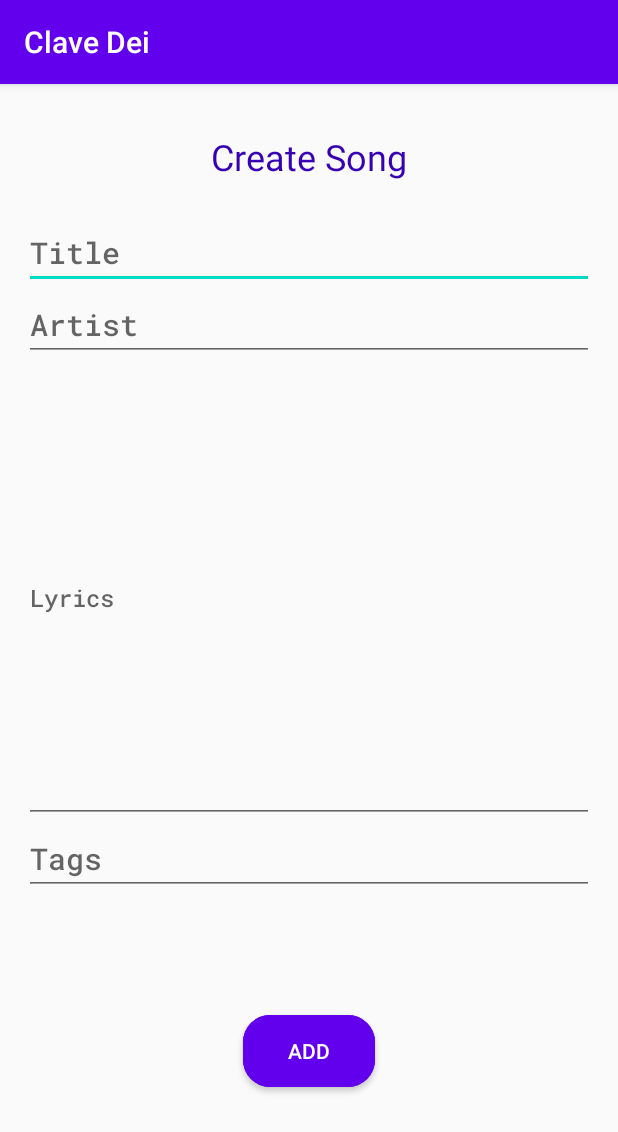
After one commit to melisgb/CancioneroCatolico, an Android app: the EditSongActivity screen opened directly, with no data from a screen before it, on a phone screen of 412 x 824 dp. The commit adds this screen. Shown: the top 1132 px of the screen. Run offline under Robolectric (Android 15) with nearby library versions, the phone set to English and light mode, and no system bars.

Commit message:
CreateSong Layout designed
Create/Edit song layout implemented
- It only needs to save into DB

```diff
--- a/app/src/main/AndroidManifest.xml
+++ b/app/src/main/AndroidManifest.xml
@@ -9,7 +9,8 @@
         android:roundIcon="@mipmap/ic_launcher_round"
         android:supportsRtl="true"
         android:theme="@style/AppTheme">
-        <activity android:name=".ViewSpecificListActivity"></activity>
+        <activity android:name=".EditSongActivity"></activity>
+        <activity android:name=".ViewSpecificListActivity" />
         <activity android:name=".ViewMyListsActivity" />
         <activity android:name=".ViewSongsByKeyActivity" />
         <activity android:name=".ViewSongsActivity" />
--- /dev/null
+++ b/app/src/main/java/com/example/cancionerocatolico/EditSongActivity.kt
@@ -0,0 +1,38 @@
+package com.example.cancionerocatolico
+
+import androidx.appcompat.app.AppCompatActivity
+import android.os.Bundle
+import android.view.Gravity
+import android.widget.Button
+import android.widget.Toast
+import kotlinx.android.synthetic.main.activity_edit_song.*
+import kotlin.random.Random
+
+class EditSongActivity : AppCompatActivity() {
+    override fun onCreate(savedInstanceState: Bundle?) {
+        super.onCreate(savedInstanceState)
+        setContentView(R.layout.activity_edit_song)
+
+        btnUpdateSong.isEnabled = false
+
+        val btnCreateSong = findViewById<Button>(R.id.btnCreateSong)
+        btnCreateSong.setOnClickListener {
+            val myToast = Toast.makeText(applicationContext, R.string.toast_createSong, Toast.LENGTH_SHORT)
+            myToast.setGravity(Gravity.BOTTOM, 0, 50)
+            myToast.show()
+            //TODO: Create song in DB
+            val id = Random.nextInt()
+            val title = etxtSongTitle.text.toString()
+            val artist = etxtSongArtist.text.toString()
+            val lyrics = etxtSongLyrics.text.toString()
+            val tags = etxtSongTags.text.toString()
+
+            val newSong = Song(id, title, artist, lyrics, tags)
+            //TODO: add the song into the list
+            finish()
+        }
+
+
+
+    }
+}
--- a/app/src/main/java/com/example/cancionerocatolico/ViewSongsActivity.kt
+++ b/app/src/main/java/com/example/cancionerocatolico/ViewSongsActivity.kt
@@ -2,17 +2,24 @@ package com.example.cancionerocatolico
 
 import android.app.SearchManager
 import android.content.Context
+import android.content.Intent
 import androidx.appcompat.app.AppCompatActivity
 import android.os.Bundle
 import android.view.Menu
+import android.widget.Button
 import android.widget.ListView
 import android.widget.Toast
 import androidx.appcompat.widget.SearchView
+import com.google.android.material.floatingactionbutton.FloatingActionButton
 
 class ViewSongsActivity : AppCompatActivity() {
-    var songsList = ArrayList<Song>()
+//    var songsList = ArrayList<Song>()
     var songsAdapter : SongAdapter? = null
     lateinit var songsListView : ListView
+
+    companion object{
+        var songsList = ArrayList<Song>()
+    }
 
     override fun onCreate(savedInstanceState: Bundle?) {
         super.onCreate(savedInstanceState)
@@ -26,6 +33,12 @@ class ViewSongsActivity : AppCompatActivity() {
         songsList.clear()
         loadSongs()
 
+        val btn_FloatingAction = findViewById<FloatingActionButton>(R.id.btnFloatingAction)
+        btn_FloatingAction.setOnClickListener {
+            val intent = Intent(this, EditSongActivity::class.java)
+            startActivity(intent)
+        }
+
     }
 
     // SEARCH_BAR IMPLEMENTATION
@@ -37,7 +50,7 @@ class ViewSongsActivity : AppCompatActivity() {
         val searchItem = menu?.findItem(R.id.search_bar)
         val searchView = searchItem?.actionView as SearchView
         searchView.setSearchableInfo(manager.getSearchableInfo(componentName))
-        searchView.queryHint = "Buscar..."
+        searchView.queryHint = "Buscar palabra clave..."
         searchView.maxWidth = Int.MAX_VALUE
 
         searchItem.setOnMenuItemClickListener {
--- /dev/null
+++ b/app/src/main/res/font/roboto_mono_medium.xml
@@ -0,0 +1,7 @@
+<?xml version="1.0" encoding="utf-8"?>
+<font-family xmlns:app="http://schemas.android.com/apk/res-auto"
+        app:fontProviderAuthority="com.google.android.gms.fonts"
+        app:fontProviderPackage="com.google.android.gms"
+        app:fontProviderQuery="name=Roboto Mono&amp;weight=500"
+        app:fontProviderCerts="@array/com_google_android_gms_fonts_certs">
+</font-family>
--- /dev/null
+++ b/app/src/main/res/layout/activity_edit_song.xml
@@ -0,0 +1,122 @@
+<?xml version="1.0" encoding="utf-8"?>
+<androidx.constraintlayout.widget.ConstraintLayout xmlns:android="http://schemas.android.com/apk/res/android"
+    xmlns:app="http://schemas.android.com/apk/res-auto"
+    xmlns:tools="http://schemas.android.com/tools"
+    android:layout_width="match_parent"
+    android:layout_height="match_parent"
+    tools:context=".EditSongActivity">
+
+    <TextView
+        android:id="@+id/txtvEditSongTitle"
+        android:layout_width="wrap_content"
+        android:layout_height="wrap_content"
+        android:layout_marginTop="32dp"
+        android:text="@string/edit_song_title"
+        android:textColor="@color/colorPrimaryDark"
+        android:textSize="24sp"
+        app:layout_constraintEnd_toEndOf="parent"
+        app:layout_constraintStart_toStartOf="parent"
+        app:layout_constraintTop_toTopOf="parent" />
+
+    <EditText
+        android:id="@+id/etxtSongTitle"
+        android:layout_width="0dp"
+        android:layout_height="wrap_content"
+        android:layout_marginStart="16dp"
+        android:layout_marginTop="24dp"
+        android:layout_marginEnd="16dp"
+        android:autofillHints=""
+        android:ems="10"
+        android:fontFamily="@font/roboto_mono_medium"
+        android:hint="@string/hint_song_title"
+        android:inputType="textPersonName"
+        android:maxLength="35"
+        android:textSize="20sp"
+        app:layout_constraintEnd_toEndOf="parent"
+        app:layout_constraintHorizontal_bias="0.0"
+        app:layout_constraintStart_toStartOf="parent"
+        app:layout_constraintTop_toBottomOf="@+id/txtvEditSongTitle" />
+
+    <EditText
+        android:id="@+id/etxtSongArtist"
+        android:layout_width="0dp"
+        android:layout_height="wrap_content"
+        android:layout_marginLeft="16sp"
+        android:layout_marginRight="16sp"
+        android:autofillHints=""
+        android:ems="10"
+        android:fontFamily="@font/roboto_mono_medium"
+        android:hint="@string/hint_song_artist"
+        android:inputType="textPersonName"
+        android:textSize="20sp"
+        app:layout_constraintEnd_toEndOf="parent"
+        app:layout_constraintHorizontal_bias="0.0"
+        app:layout_constraintStart_toStartOf="parent"
+        app:layout_constraintTop_toBottomOf="@+id/etxtSongTitle" />
+
+    <EditText
+        android:id="@+id/etxtSongLyrics"
+        android:layout_width="match_parent"
+        android:layout_height="300dp"
+        android:layout_marginLeft="16sp"
+        android:layout_marginTop="8dp"
+        android:layout_marginRight="16sp"
+        android:autoSizeMaxTextSize="100sp"
+        android:autoSizeMinTextSize="12sp"
+        android:autoSizeStepGranularity="2sp"
+        android:autofillHints=""
+        android:ems="10"
+        android:fontFamily="@font/roboto_mono_medium"
+        android:hint="@string/hint_song_lyrics"
+        android:inputType="textLongMessage|textMultiLine"
+        android:textSize="16sp"
+        app:layout_constraintEnd_toEndOf="parent"
+        app:layout_constraintStart_toStartOf="parent"
+        app:layout_constraintTop_toBottomOf="@+id/etxtSongArtist" />
+
+    <EditText
+        android:id="@+id/etxtSongTags"
+        android:layout_width="0dp"
+        android:layout_height="wrap_content"
+        android:layout_marginLeft="16sp"
+        android:layout_marginRight="16sp"
+        android:autofillHints=""
+        android:ems="10"
+        android:fontFamily="@font/roboto_mono_medium"
+        android:focusable="true"
+        android:hint="@string/hint_song_tags"
+        android:inputType="textMultiLine"
+        android:textSize="20sp"
+        app:layout_constraintEnd_toEndOf="parent"
+        app:layout_constraintStart_toStartOf="parent"
+        app:layout_constraintTop_toBottomOf="@+id/etxtSongLyrics" />
+
+    <Button
+        android:id="@+id/btnCreateSong"
+        android:layout_width="wrap_content"
+        android:layout_height="wrap_content"
+        android:layout_marginTop="20dp"
+        android:layout_marginBottom="39dp"
+        android:background="@drawable/my_button"
+        android:text="@string/button_addSong"
+        android:textColor="@color/whiteColor"
+        app:layout_constraintBottom_toBottomOf="parent"
+        app:layout_constraintEnd_toEndOf="parent"
+        app:layout_constraintStart_toStartOf="parent"
+        app:layout_constraintTop_toBottomOf="@+id/etxtSongTags" />
+
+    <Button
+        android:id="@+id/btnUpdateSong"
+        android:layout_width="wrap_content"
+        android:layout_height="wrap_content"
+        android:layout_marginTop="20dp"
+        android:layout_marginBottom="39dp"
+        android:background="@drawable/my_button"
+        android:text="@string/button_updateSong"
+        android:textColor="@color/whiteColor"
+        app:layout_constraintBottom_toBottomOf="parent"
+        app:layout_constraintEnd_toEndOf="parent"
+        app:layout_constraintStart_toStartOf="parent"
+        app:layout_constraintTop_toBottomOf="@+id/etxtSongTags" />
+
+</androidx.constraintlayout.widget.ConstraintLayout>
--- a/app/src/main/res/layout/activity_view_songs.xml
+++ b/app/src/main/res/layout/activity_view_songs.xml
@@ -6,6 +6,19 @@
     android:layout_height="match_parent"
     tools:context=".ViewSongsActivity">
 
+    <com.google.android.material.floatingactionbutton.FloatingActionButton
+        android:id="@+id/btnFloatingAction"
+        android:layout_width="wrap_content"
+        android:layout_height="wrap_content"
+        android:layout_marginBottom="15dp"
+        android:layout_marginEnd="15dp"
+        android:clickable="true"
+        android:tint="#F3E142"
+        app:backgroundTint="#673AB7"
+        app:layout_constraintBottom_toBottomOf="parent"
+        app:layout_constraintEnd_toEndOf="parent"
+        app:srcCompat="@android:drawable/ic_input_add" />
+
     <ListView
         android:id="@+id/lvListofSongs"
         android:layout_width="match_parent"
@@ -13,5 +26,7 @@
         app:layout_constraintBottom_toBottomOf="parent"
         app:layout_constraintEnd_toEndOf="parent"
         app:layout_constraintStart_toStartOf="parent"
-        app:layout_constraintTop_toTopOf="parent" />
+        app:layout_constraintTop_toTopOf="parent" >
+
+    </ListView>
 </androidx.constraintlayout.widget.ConstraintLayout>
--- a/app/src/main/res/values/preloaded_fonts.xml
+++ b/app/src/main/res/values/preloaded_fonts.xml
@@ -2,5 +2,6 @@
 <resources>
     <array name="preloaded_fonts" translatable="false">
         <item>@font/lato_bold</item>
+        <item>@font/roboto_mono_medium</item>
     </array>
 </resources>
--- a/app/src/main/res/values/strings.xml
+++ b/app/src/main/res/values/strings.xml
@@ -8,4 +8,12 @@
     <string name="list_icon_desc">listIcon</string>
     <string name="string_demo">Demo text</string>
     <string name="searchbarHint">Search...</string>
+    <string name="edit_song_title">Create Song</string>
+    <string name="hint_song_title">Title</string>
+    <string name="hint_song_artist">Artist</string>
+    <string name="hint_song_lyrics">Lyrics</string>
+    <string name="hint_song_tags">Tags</string>
+    <string name="button_addSong">Add</string>
+    <string name="button_updateSong">Update</string>
+    <string name="toast_createSong">Song created</string>
 </resources>
```
